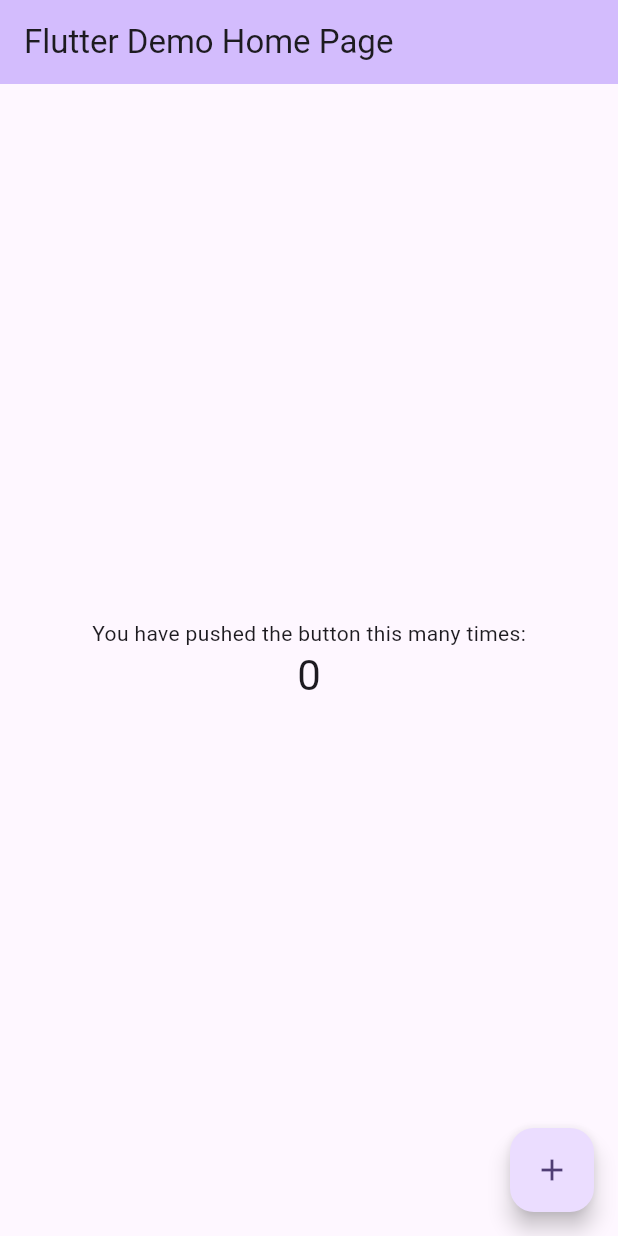
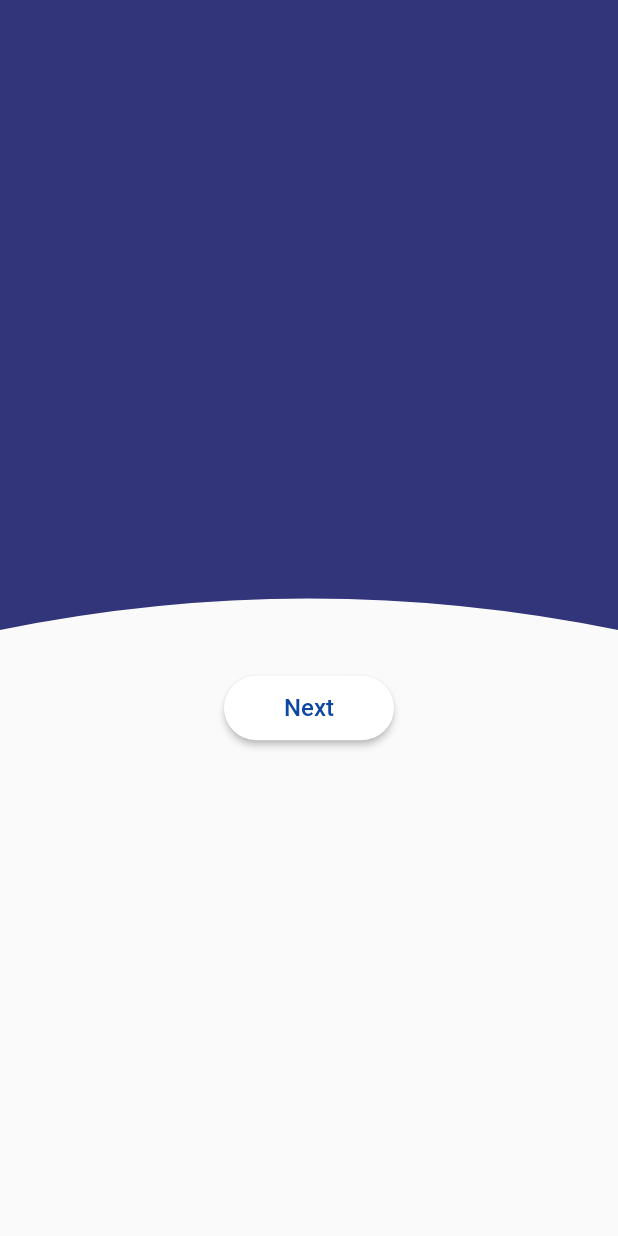
Before and after one commit to omarelhassani12/CampusPlus, a Flutter app: the screen it shows after launch, on a phone screen of 412 x 824 dp. Run offline on Flutter 3.47's test engine with Material 2 defaults, Android fonts, the phone set to English and light mode, and no system bars.

Commit message:
creation of the welcome page * 3

```diff
--- a/lib/main.dart
+++ b/lib/main.dart
@@ -1,111 +1,21 @@
 import 'package:flutter/material.dart';
+import 'package:school_app/screens/welcome_screen.dart';
 
 void main() {
   runApp(const MyApp());
 }
 
 class MyApp extends StatelessWidget {
-  const MyApp({super.key});
+  const MyApp({Key? key}) : super(key: key);
 
-  // This widget is the root of your application.
   @override
   Widget build(BuildContext context) {
-    return MaterialApp(
-      title: 'Flutter Demo',
-      theme: ThemeData(
-
-        colorScheme: ColorScheme.fromSeed(seedColor: Colors.deepPurple),
-        useMaterial3: true,
+    return const MaterialApp(
+      title: 'School App',
+      debugShowCheckedModeBanner: false,
+      home: Scaffold(
+        body: WelcomeScreen(),
       ),
-      home: const MyHomePage(title: 'Flutter Demo Home Page'),
     );
   }
 }
-
-class MyHomePage extends StatefulWidget {
-  const MyHomePage({super.key, required this.title});
-
-  // This widget is the home page of your application. It is stateful, meaning
-  // that it has a State object (defined below) that contains fields that affect
-  // how it looks.
-
-  // This class is the configuration for the state. It holds the values (in this
-  // case the title) provided by the parent (in this case the App widget) and
-  // used by the build method of the State. Fields in a Widget subclass are
-  // always marked "final".
-
-  final String title;
-
-  @override
-  State<MyHomePage> createState() => _MyHomePageState();
-}
-
-class _MyHomePageState extends State<MyHomePage> {
-  int _counter = 0;
-
-  void _incrementCounter() {
-    setState(() {
-      // This call to setState tells the Flutter framework that something has
-      // changed in this State, which causes it to rerun the build method below
-      // so that the display can reflect the updated values. If we changed
-      // _counter without calling setState(), then the build method would not be
-      // called again, and so nothing would appear to happen.
-      _counter++;
-    });
-  }
-
-  @override
-  Widget build(BuildContext context) {
-    // This method is rerun every time setState is called, for instance as done
-    // by the _incrementCounter method above.
-    //
-    // The Flutter framework has been optimized to make rerunning build methods
-    // fast, so that you can just rebuild anything that needs updating rather
-    // than having to individually change instances of widgets.
-    return Scaffold(
-      appBar: AppBar(
-        // TRY THIS: Try changing the color here to a specific color (to
-        // Colors.amber, perhaps?) and trigger a hot reload to see the AppBar
-        // change color while the other colors stay the same.
-        backgroundColor: Theme.of(context).colorScheme.inversePrimary,
-        // Here we take the value from the MyHomePage object that was created by
-        // the App.build method, and use it to set our appbar title.
-        title: Text(widget.title),
-      ),
-      body: Center(
-        // Center is a layout widget. It takes a single child and positions it
-        // in the middle of the parent.
-        child: Column(
-          // Column is also a layout widget. It takes a list of children and
-          // arranges them vertically. By default, it sizes itself to fit its
-          // children horizontally, and tries to be as tall as its parent.
-          //
-          // Column has various properties to control how it sizes itself and
-          // how it positions its children. Here we use mainAxisAlignment to
-          // center the children vertically; the main axis here is the vertical
-          // axis because Columns are vertical (the cross axis would be
-          // horizontal).
-          //
-          // TRY THIS: Invoke "debug painting" (choose the "Toggle Debug Paint"
-          // action in the IDE, or press "p" in the console), to see the
-          // wireframe for each widget.
-          mainAxisAlignment: MainAxisAlignment.center,
-          children: <Widget>[
-            const Text(
-              'You have pushed the button this many times:',
-            ),
-            Text(
-              '$_counter',
-              style: Theme.of(context).textTheme.headlineMedium,
-            ),
-          ],
-        ),
-      ),
-      floatingActionButton: FloatingActionButton(
-        onPressed: _incrementCounter,
-        tooltip: 'Increment',
-        child: const Icon(Icons.add),
-      ), // This trailing comma makes auto-formatting nicer for build methods.
-    );
-  }
-}
--- /dev/null
+++ b/lib/screens/welcome_screen.dart
@@ -0,0 +1,504 @@
+import 'package:flutter/material.dart';
+import 'package:school_app/utils/colors.dart';
+
+class WelcomeScreen extends StatefulWidget {
+  const WelcomeScreen({super.key});
+
+  @override
+  _WelcomeScreenState createState() => _WelcomeScreenState();
+}
+
+class _WelcomeScreenState extends State<WelcomeScreen> {
+  final PageController _pageController = PageController(initialPage: 0);
+  int _currentPageIndex = 0;
+
+  @override
+  Widget build(BuildContext context) {
+    return Scaffold(
+      body: Container(
+        width: double.infinity,
+        decoration: BoxDecoration(
+          gradient: LinearGradient(
+            begin: Alignment.topCenter,
+            end: Alignment.bottomCenter,
+            colors: [ColorsApp.whiteClr, ColorsApp.whiteClr],
+          ),
+        ),
+        child: PageView(
+          controller: _pageController,
+          onPageChanged: (index) {
+            setState(() {
+              _currentPageIndex = index;
+            });
+          },
+          children: [
+            PageContent(
+              // iconnext: Icons.school,
+              iconback: Icons.science,
+              text: 'Welcome to School App',
+              buttonText: 'Next',
+              onPressed: () {
+                _pageController.animateToPage(
+                  1,
+                  duration: const Duration(milliseconds: 300),
+                  curve: Curves.easeInOut,
+                );
+              },
+            ),
+            PageContent(
+              // iconnext: Icons.assignment,
+              text: 'Page 2',
+              buttonText: 'Next',
+              onPressed: () {
+                // Handle button press for page 2
+                _pageController.nextPage(
+                  duration: const Duration(milliseconds: 300),
+                  curve: Curves.easeInOut,
+                );
+              },
+              iconback: Icons.assignment,
+            ),
+            PageContent(
+              // iconnext: Icons.person,
+              text: 'Page 3',
+              buttonText: 'Finish',
+              onPressed: () {
+                // Handle button press for page 3
+              },
+              iconback: Icons.person,
+            ),
+          ],
+        ),
+      ),
+    );
+  }
+}
+
+class PageContent extends StatelessWidget {
+  final IconData iconback;
+  final String text;
+  final String buttonText;
+  final VoidCallback onPressed;
+
+  const PageContent({
+    Key? key,
+    required this.iconback,
+    required this.text,
+    required this.buttonText,
+    required this.onPressed,
+  }) : super(key: key);
+
+  @override
+  Widget build(BuildContext context) {
+    return Column(
+      mainAxisAlignment: MainAxisAlignment.start,
+      crossAxisAlignment: CrossAxisAlignment.center,
+      children: [
+        ClipPath(
+          clipper: HalfCircleClipper(),
+          child: Container(
+            height: 420,
+            color: ColorsApp.mainClr,
+          ),
+        ),
+        Stack(
+          alignment: Alignment.bottomCenter,
+          children: [
+            Container(
+              decoration: BoxDecoration(
+                shape: BoxShape.circle,
+                color: ColorsApp.whiteClr,
+              ),
+              width: double.infinity,
+              height: 200,
+              child: Column(
+                children: [
+                  Text(
+                    text,
+                    style: TextStyle(
+                      color: ColorsApp.blackClr,
+                      fontSize: 24,
+                      fontWeight: FontWeight.bold,
+                    ),
+                  ),
+                  ElevatedButton(
+                    onPressed: onPressed,
+                    style: ElevatedButton.styleFrom(
+                      foregroundColor: Colors.blue.shade900,
+                      backgroundColor: Colors.white,
+                      padding: const EdgeInsets.symmetric(
+                          horizontal: 40, vertical: 12),
+                      shape: RoundedRectangleBorder(
+                        borderRadius: BorderRadius.circular(30),
+                      ),
+                    ),
+                    child: Text(
+                      buttonText,
+                      style: const TextStyle(
+                        fontSize: 16,
+                      ),
+                    ),
+                  ),
+                ],
+              ),
+            ),
+          ],
+        ),
+      ],
+    );
+  }
+}
+
+class HalfCircleClipper extends CustomClipper<Path> {
+  @override
+  Path getClip(Size size) {
+    final path = Path();
+    path.lineTo(0, 0);
+    path.lineTo(0, size.height);
+    path.quadraticBezierTo(
+        size.width / 2, size.height * 0.9, size.width, size.height);
+    path.lineTo(size.width, 0);
+    path.close();
+    return path;
+  }
+
+  @override
+  bool shouldReclip(CustomClipper<Path> oldClipper) {
+    return false;
+  }
+}
+
+
+
+
+// class WelcomeScreen extends StatelessWidget {
+//   @override
+//   Widget build(BuildContext context) {
+//     return Scaffold(
+//       body: Container(
+//         width: double.infinity,
+//         decoration: BoxDecoration(
+//           gradient: LinearGradient(
+//             begin: Alignment.topCenter,
+//             end: Alignment.bottomCenter,
+//             colors: [Colors.blue.shade900, Colors.blue.shade300],
+//           ),
+//         ),
+//         child: Column(
+//           mainAxisAlignment: MainAxisAlignment.center,
+//           crossAxisAlignment: CrossAxisAlignment.center,
+//           children: [
+//             Icon(
+//               Icons.school,
+//               size: 80,
+//               color: Colors.white,
+//             ),
+//             SizedBox(height: 20),
+//             Text(
+//               'Welcome to School App',
+//               style: TextStyle(
+//                 color: Colors.white,
+//                 fontSize: 24,
+//                 fontWeight: FontWeight.bold,
+//               ),
+//             ),
+//             SizedBox(height: 20),
+//             ElevatedButton(
+//               onPressed: () {
+//                 // Handle button press
+//               },
+//               child: Text(
+//                 'Get Started',
+//                 style: TextStyle(
+//                   fontSize: 16,
+//                 ),
+//               ),
+//               style: ElevatedButton.styleFrom(
+//                 foregroundColor: Colors.blue.shade900,
+//                 backgroundColor: Colors.white,
+//                 padding: EdgeInsets.symmetric(horizontal: 40, vertical: 12),
+//                 shape: RoundedRectangleBorder(
+//                   borderRadius: BorderRadius.circular(30),
+//                 ),
+//               ),
+//             ),
+//           ],
+//         ),
+//       ),
+//     );
+//   }
+// }
+
+// import 'package:flutter/material.dart';
+// import 'package:school_app/utils/colors.dart';
+
+// class WelcomeScreen extends StatefulWidget {
+//   const WelcomeScreen({super.key});
+
+//   @override
+//   _WelcomeScreenState createState() => _WelcomeScreenState();
+// }
+
+// class _WelcomeScreenState extends State<WelcomeScreen> {
+//   final PageController _pageController = PageController(initialPage: 0);
+//   int _currentPageIndex = 0;
+
+//   @override
+//   Widget build(BuildContext context) {
+//     return Scaffold(
+//       // appBar: AppBar(
+//       //   backgroundColor: Colors.blue.shade900,
+//       //   title: const Text(
+//       //     'School App',
+//       //     style: TextStyle(color: Colors.white),
+//       //   ),
+//       //   centerTitle: true,
+//       //   elevation: 0,
+//       //   // actions: [
+//       //   //   if (_currentPageIndex == 0)
+//       //   //     IconButton(
+//       //   //       icon: Icon(Icons.arrow_forward),
+//       //   //       onPressed: () {
+//       //   //         _pageController.animateToPage(
+//       //   //           2,
+//       //   //           duration: Duration(milliseconds: 300),
+//       //   //           curve: Curves.easeInOut,
+//       //   //         );
+//       //   //       },
+//       //   //     ),
+//       //   //   if (_currentPageIndex == 1)
+//       //   //     Row(
+//       //   //       children: [
+//       //   //         IconButton(
+//       //   //           icon: Icon(Icons.arrow_back),
+//       //   //           onPressed: () {
+//       //   //             _pageController.previousPage(
+//       //   //               duration: Duration(milliseconds: 300),
+//       //   //               curve: Curves.easeInOut,
+//       //   //             );
+//       //   //           },
+//       //   //         ),
+//       //   //         IconButton(
+//       //   //           icon: Icon(Icons.arrow_forward),
+//       //   //           onPressed: () {
+//       //   //             _pageController.animateToPage(
+//       //   //               2,
+//       //   //               duration: Duration(milliseconds: 300),
+//       //   //               curve: Curves.easeInOut,
+//       //   //             );
+//       //   //           },
+//       //   //         ),
+//       //   //       ],
+//       //   //     ),
+//       //   // ],
+//       // ),
+//       body: Container(
+//         width: double.infinity,
+//         decoration: BoxDecoration(
+//           gradient: LinearGradient(
+//             begin: Alignment.topCenter,
+//             end: Alignment.bottomCenter,
+//             colors: [ColorsApp.topClr, ColorsApp.bottomClr],
+//           ),
+//         ),
+//         child: PageView(
+//           controller: _pageController,
+//           onPageChanged: (index) {
+//             setState(() {
+//               _currentPageIndex = index;
+//             });
+//           },
+//           children: [
+//             PageContent(
+//               // iconnext: Icons.school,
+//               iconback: Icons.science,
+//               text: 'Welcome to School App',
+//               buttonText: 'Next',
+//               onPressed: () {
+//                 _pageController.animateToPage(
+//                   1,
+//                   duration: const Duration(milliseconds: 300),
+//                   curve: Curves.easeInOut,
+//                 );
+//               },
+//             ),
+//             PageContent(
+//               // iconnext: Icons.assignment,
+//               text: 'Page 2',
+//               buttonText: 'Next',
+//               onPressed: () {
+//                 // Handle button press for page 2
+//                 _pageController.nextPage(
+//                   duration: const Duration(milliseconds: 300),
+//                   curve: Curves.easeInOut,
+//                 );
+//               },
+//               iconback: Icons.assignment,
+//             ),
+//             PageContent(
+//               // iconnext: Icons.person,
+//               text: 'Page 3',
+//               buttonText: 'Finish',
+//               onPressed: () {
+//                 // Handle button press for page 3
+//               },
+//               iconback: Icons.person,
+//             ),
+//           ],
+//         ),
+//       ),
+//     );
+//   }
+// }
+
+// class PageContent extends StatelessWidget {
+//   final IconData iconback;
+//   final String text;
+//   final String buttonText;
+//   final VoidCallback onPressed;
+
+//   const PageContent({
+//     Key? key,
+//     required this.iconback,
+//     required this.text,
+//     required this.buttonText,
+//     required this.onPressed,
+//   }) : super(key: key);
+
+//   @override
+//   Widget build(BuildContext context) {
+//     return Column(
+//       mainAxisAlignment: MainAxisAlignment.center,
+//       crossAxisAlignment: CrossAxisAlignment.center,
+//       children: [
+//         ClipPath(
+//           clipper: HalfCircleClipper(),
+//           child: Container(
+//             height: 400,
+//             color: Colors.white,
+//           ),
+//         ),
+//         Stack(
+//           alignment: Alignment.bottomCenter,
+//           children: [
+//             Container(
+//               decoration: BoxDecoration(
+//                 shape: BoxShape.circle,
+//                 color: ColorsApp.whiteClr,
+//               ),
+//               width: double.infinity,
+//               height: 200,
+//               child: Column(
+//                 children: [
+//                   Text(
+//                     text,
+//                     style: const TextStyle(
+//                       color: Colors.white,
+//                       fontSize: 24,
+//                       fontWeight: FontWeight.bold,
+//                     ),
+//                   ),
+//                   ElevatedButton(
+//                     onPressed: onPressed,
+//                     style: ElevatedButton.styleFrom(
+//                       foregroundColor: Colors.blue.shade900,
+//                       backgroundColor: Colors.white,
+//                       padding: const EdgeInsets.symmetric(
+//                           horizontal: 40, vertical: 12),
+//                       shape: RoundedRectangleBorder(
+//                         borderRadius: BorderRadius.circular(30),
+//                       ),
+//                     ),
+//                     child: Text(
+//                       buttonText,
+//                       style: const TextStyle(
+//                         fontSize: 16,
+//                       ),
+//                     ),
+//                   ),
+//                 ],
+//               ),
+//             ),
+//           ],
+//         ),
+//       ],
+//     );
+//   }
+// }
+
+// class HalfCircleClipper extends CustomClipper<Path> {
+//   @override
+//   Path getClip(Size size) {
+//     final path = Path();
+//     path.lineTo(0, 0);
+//     path.lineTo(0, size.height);
+//     path.quadraticBezierTo(
+//         size.width / 2, size.height * 0.9, size.width, size.height);
+//     path.lineTo(size.width, 0);
+//     path.close();
+//     return path;
+//   }
+
+//   @override
+//   bool shouldReclip(CustomClipper<Path> oldClipper) {
+//     return false;
+//   }
+// }
+
+// // class WelcomeScreen extends StatelessWidget {
+// //   @override
+// //   Widget build(BuildContext context) {
+// //     return Scaffold(
+// //       body: Container(
+// //         width: double.infinity,
+// //         decoration: BoxDecoration(
+// //           gradient: LinearGradient(
+// //             begin: Alignment.topCenter,
+// //             end: Alignment.bottomCenter,
+// //             colors: [Colors.blue.shade900, Colors.blue.shade300],
+// //           ),
+// //         ),
+// //         child: Column(
+// //           mainAxisAlignment: MainAxisAlignment.center,
+// //           crossAxisAlignment: CrossAxisAlignment.center,
+// //           children: [
+// //             Icon(
+// //               Icons.school,
+// //               size: 80,
+// //               color: Colors.white,
+// //             ),
+// //             SizedBox(height: 20),
+// //             Text(
+// //               'Welcome to School App',
+// //               style: TextStyle(
+// //                 color: Colors.white,
+// //                 fontSize: 24,
+// //                 fontWeight: FontWeight.bold,
+// //               ),
+// //             ),
+// //             SizedBox(height: 20),
+// //             ElevatedButton(
+// //               onPressed: () {
+// //                 // Handle button press
+// //               },
+// //               child: Text(
+// //                 'Get Started',
+// //                 style: TextStyle(
+// //                   fontSize: 16,
+// //                 ),
+// //               ),
+// //               style: ElevatedButton.styleFrom(
+// //                 foregroundColor: Colors.blue.shade900,
+// //                 backgroundColor: Colors.white,
+// //                 padding: EdgeInsets.symmetric(horizontal: 40, vertical: 12),
+// //                 shape: RoundedRectangleBorder(
+// //                   borderRadius: BorderRadius.circular(30),
+// //                 ),
+// //               ),
+// //             ),
+// //           ],
+// //         ),
+// //       ),
+// //     );
+// //   }
+// // }
--- /dev/null
+++ b/lib/utils/colors.dart
@@ -0,0 +1,17 @@
+import 'package:flutter/material.dart';
+
+class ColorsApp {
+  static Color mainClr = colorFromHex('#32357A');
+  static Color primaryClr = colorFromHex('#32357A').withOpacity(0.17);
+  static Color secondClr = colorFromHex('#32357A').withOpacity(0.90);
+  static Color accentClr = colorFromHex('#FFA200');
+  static Color whiteClr = colorFromHex('#FFFF');
+  static Color blackClr = colorFromHex('#000');
+  static Color topClr = Colors.blue.shade900;
+  static Color bottomClr = Colors.blue.shade300;
+}
+
+Color colorFromHex(String hexColor) {
+  final hexCode = hexColor.replaceAll('#', '');
+  return Color(int.parse('FF$hexCode', radix: 16));
+}
```
Also changed, not shown: pubspec.yaml (+3 -68 lines), lib/services/api_service.dart (added), lib/widgets/button_widget.dart (added).
